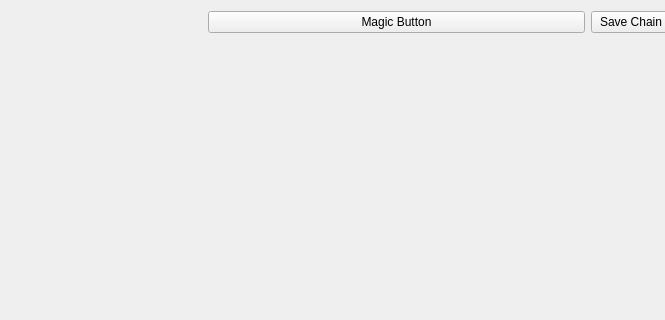
Before: the Qt Designer form productionchainform.ui in LianchDourch/RedPandasGarden, drawn with Qt 5; both pictures show x 187 to 852 and y 0 to 320 of the 975 by 469 pixel window.
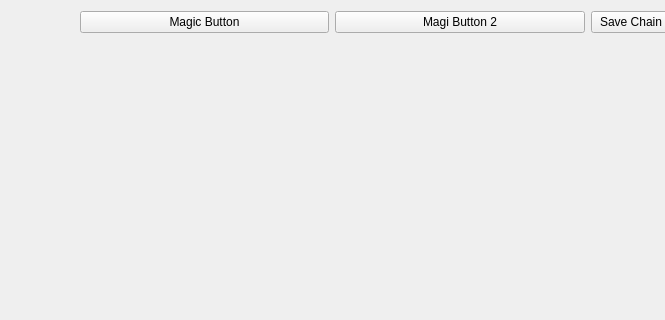
After: the same form once the commit is applied.

What changed in the file:
```diff
--- a/productionchainform.ui
+++ b/productionchainform.ui
@@ -33,6 +33,13 @@
        </property>
       </widget>
      </item>
+     <item>
+      <widget class="QPushButton" name="pushButton_magicButton2">
+       <property name="text">
+        <string>Magi Button 2</string>
+       </property>
+      </widget>
+     </item>
      <item>
       <widget class="QPushButton" name="pushButton_saveChain">
        <property name="sizePolicy">
```
